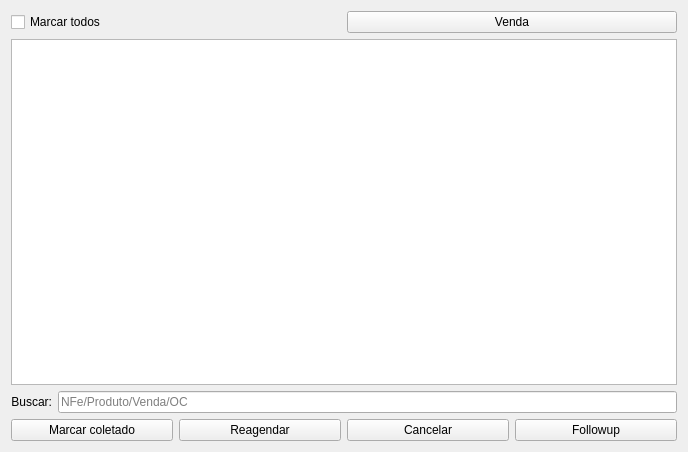
This is ui/widgetlogisticacoleta.ui in darktorres/ERP-STACCATO as Qt 5 draws it before an edit. The edited form follows.
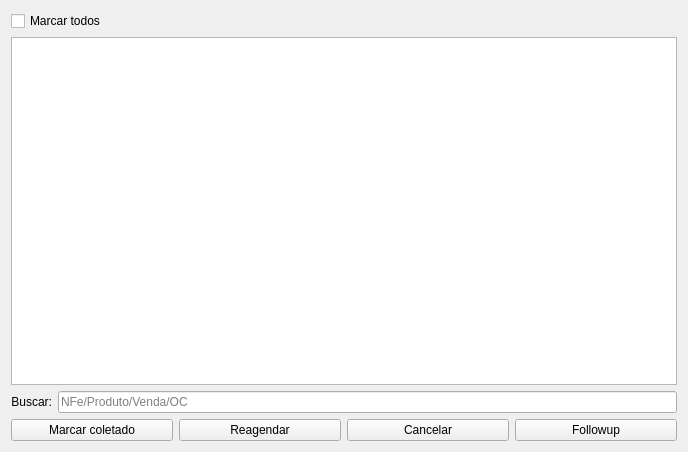
This is the edited form. Custom widgets are drawn as their Qt base class.

What changed in the file:
```diff
--- a/ui/widgetlogisticacoleta.ui
+++ b/ui/widgetlogisticacoleta.ui
@@ -23,13 +23,6 @@
        </property>
       </widget>
      </item>
-     <item row="0" column="1">
-      <widget class="QPushButton" name="pushButtonVenda">
-       <property name="text">
-        <string>Venda</string>
-       </property>
-      </widget>
-     </item>
     </layout>
    </item>
    <item row="1" column="0">
```
Left out of the diff: 1 changed line with no effect on the pictures.
